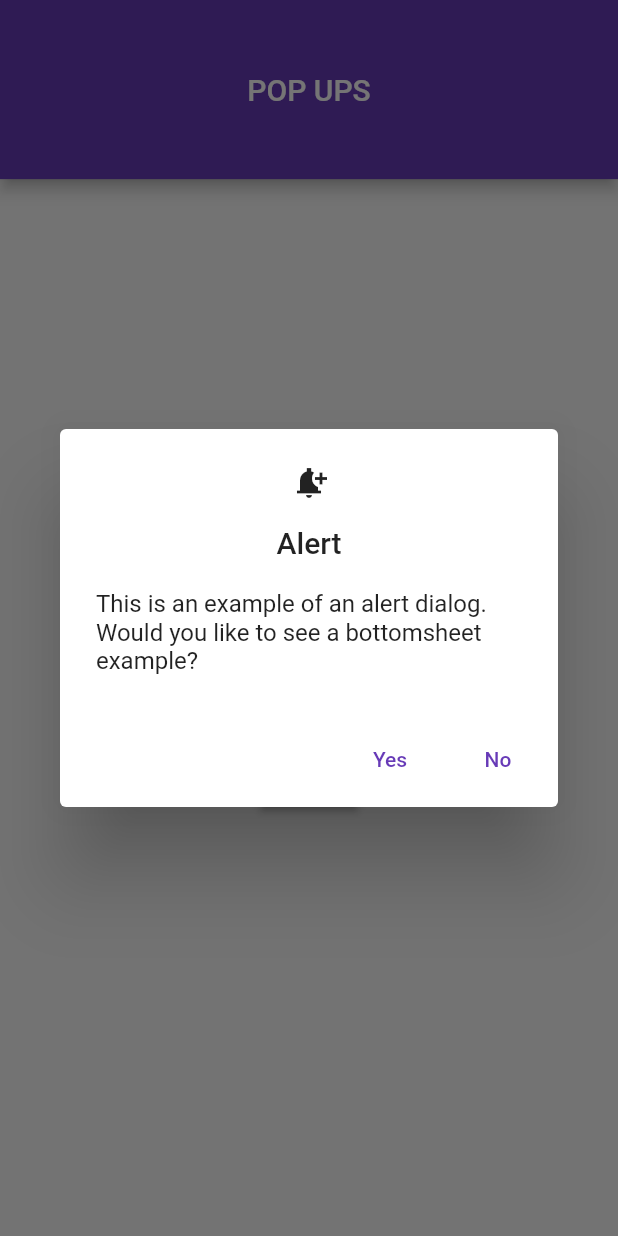
After one commit to AbhishekpYoungsoft/responsiveUi_task, a Flutter app: the PopUpTypes screen opened directly, after a tap on "Show Alert", on a phone screen of 412 x 824 dp. The commit adds this screen. Run offline on Flutter 3.47's test engine with Material 2 defaults, Android fonts, the phone set to English and light mode, and no system bars; our stand-ins replace avatar_glow, flutter_screenutil, fluttertoast, get, google_fonts, shared_preferences and 1 more; accounts and stored records are empty.

Commit message:
pop ups completed

```diff
--- /dev/null
+++ b/lib/screens/pop_up.dart
@@ -0,0 +1,157 @@
+import 'package:flutter/material.dart';
+import 'package:flutter_screenutil/flutter_screenutil.dart';
+import 'package:fluttertoast/fluttertoast.dart';
+
+class PopUpTypes extends StatefulWidget {
+  const PopUpTypes({super.key});
+
+  @override
+  State<PopUpTypes> createState() => _PopUpTypesState();
+}
+
+class _PopUpTypesState extends State<PopUpTypes> {
+  _showDialog() {
+    return showDialog(
+      context: context,
+      builder: (BuildContext context) {
+        return AlertDialog(
+          title: Text('Alert'),
+          icon: Icon(Icons.notification_add_sharp),
+          content: SingleChildScrollView(
+            child: ListBody(
+              children: <Widget>[
+                Text('This is an example of an alert dialog.'),
+                Text('Would you like to see a bottomsheet example?'),
+              ],
+            ),
+          ),
+          actions: <Widget>[
+            TextButton(
+              child: Text('Yes'),
+              onPressed: () {
+                // Do something when the user presses the Yes button
+                //Navigator.of(context).pop();
+                _showBottomSheet();
+                //Navigator.of(context).pop();
+              },
+            ),
+            TextButton(
+              child: Text('No'),
+              onPressed: () {
+                // Do something when the user presses the No button
+                Navigator.of(context).pop();
+              },
+            ),
+          ],
+        );
+      },
+    );
+  }
+
+  //------------------------------------------bottom sheet list
+  List<PopupMenuEntry<String>> _menuItems = [
+    PopupMenuItem<String>(
+      value: 'option1',
+      child: Text('Option 1'),
+    ),
+    PopupMenuItem<String>(
+      value: 'option2',
+      child: Text('Option 2'),
+    ),
+    PopupMenuDivider(),
+    PopupMenuItem<String>(
+      value: 'option3',
+      child: Text('Option 3'),
+    ),
+  ];
+
+  //--------------------------------------------BottomSheet function
+  void _handleMenuItemSelected(String value) {
+    switch (value) {
+      case 'option1':
+        print("ption 1 selected");
+        break;
+      case 'option2':
+        print("option 2 selected");
+        break;
+      case 'option3':
+        break;
+    }
+  }
+
+  void _showBottomSheet() {
+    showModalBottomSheet<void>(
+      context: context,
+      builder: (BuildContext context) {
+        return Container(
+          padding: EdgeInsets.all(16.0),
+          child: Column(
+            mainAxisSize: MainAxisSize.min,
+            crossAxisAlignment: CrossAxisAlignment.start,
+            children: <Widget>[
+              const Text(
+                'Other pop ups',
+              ),
+              SizedBox(height: 16.h),
+              ListTile(
+                  leading: const Icon(Icons.message_outlined),
+                  title: const Text('Toast Message'),
+                  onTap: (() => Fluttertoast.showToast(msg: "hi"))
+                  //need to call a toast message function here
+                  //_getToastMessage();
+
+                  ),
+              ListTile(
+                leading: Icon(Icons.star),
+                title: Text('Other'),
+                onTap: () {
+                  // Do something when the user taps on this option
+                  Navigator.of(context).pop();
+                },
+              ),
+            ],
+          ),
+        );
+      },
+    );
+  }
+
+  _getToastMessage() {
+    Fluttertoast.showToast(msg: "This is toast message, have a good day");
+  }
+
+  @override
+  Widget build(BuildContext context) {
+    return Scaffold(
+      appBar: AppBar(
+        automaticallyImplyLeading: false,
+        title: Text("POP UPS"),
+        toolbarHeight: 100.h,
+        centerTitle: true,
+      ),
+      body: Center(
+        child: Column(
+          crossAxisAlignment: CrossAxisAlignment.center,
+          mainAxisAlignment: MainAxisAlignment.center,
+          children: [
+            ElevatedButton(
+              child: Text('Show Alert'),
+              onPressed: () {
+                _showDialog();
+              },
+            ),
+            PopupMenuButton<String>(
+              itemBuilder: (BuildContext context) => _menuItems,
+              onSelected: _handleMenuItemSelected,
+            ),
+            ElevatedButton(
+                onPressed: () {
+                  Fluttertoast.showToast(msg: "hi");
+                },
+                child: Text("Toast"))
+          ],
+        ),
+      ),
+    );
+  }
+}
--- a/pubspec.yaml
+++ b/pubspec.yaml
@@ -43,6 +43,7 @@ dependencies:
   speech_to_text: ^6.1.1
   avatar_glow: ^2.0.2
   shared_preferences: ^2.1.0
+  fluttertoast: ^8.2.1
 
 dev_dependencies:
   flutter_test:
```
Also changed, not shown: lib/screens/home_screen.dart (+8 -1 lines), pubspec.lock.
